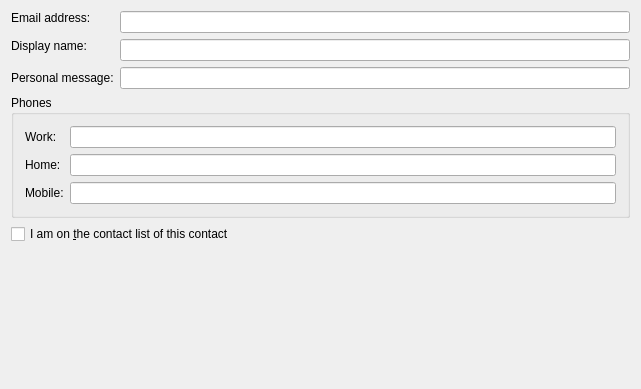
First picture: the form in protocols/wlm/ui/wlminfo.ui, repository KDE/kopete, before the edit.
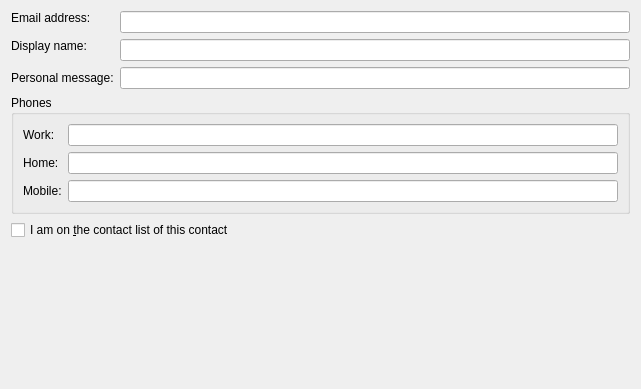
Second picture: the form after the edit.

```diff
--- a/protocols/wlm/ui/wlminfo.ui
+++ b/protocols/wlm/ui/wlminfo.ui
@@ -152,8 +152,6 @@
    </item>
   </layout>
  </widget>
- <layoutdefault spacing="6" margin="11"/>
- <pixmapfunction>qPixmapFromMimeSource</pixmapfunction>
  <tabstops>
   <tabstop>m_id</tabstop>
   <tabstop>m_displayName</tabstop>
```
